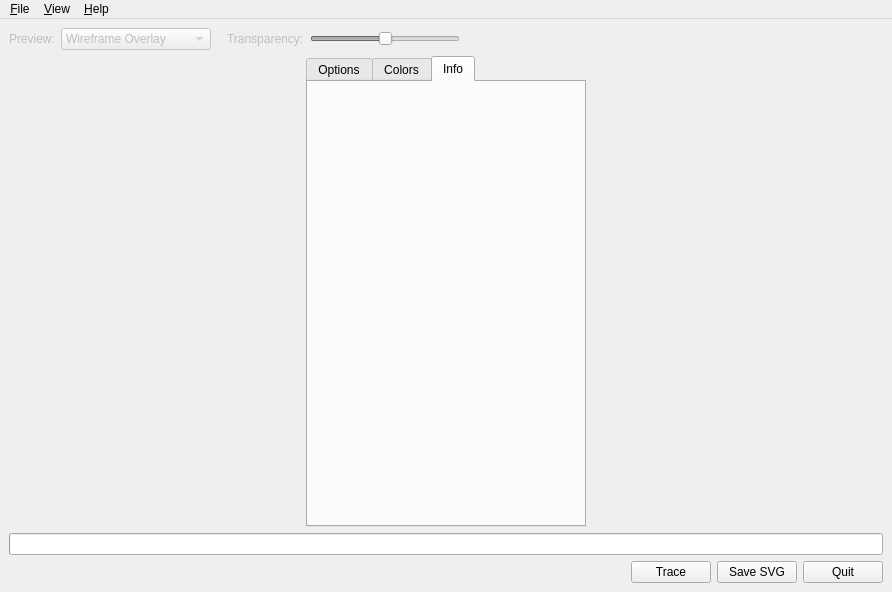
Old version of the form src/mainwindow.ui in the repository maxim-s-barabash/ZebraTrace.
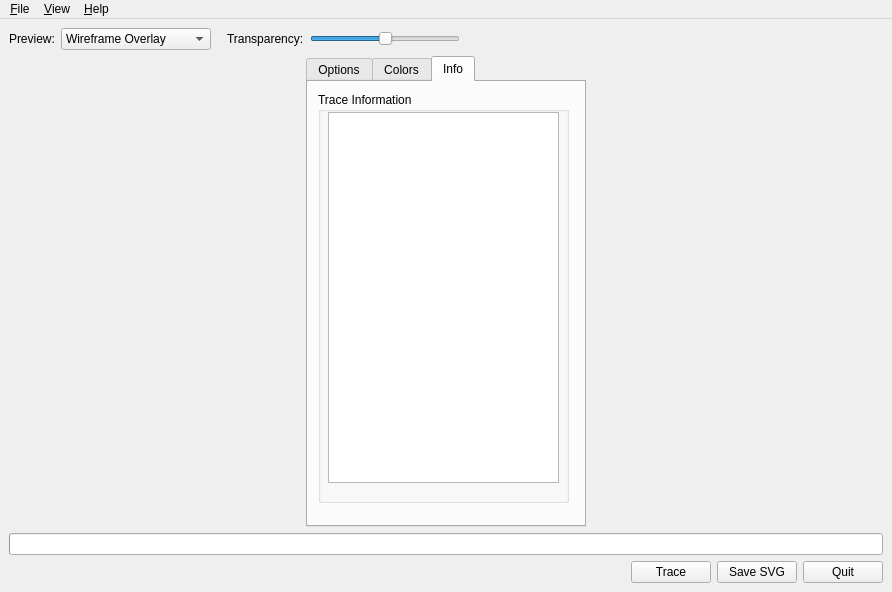
New version of the form. The open tabs and pages were chosen to show the change. Icons and pictures are not drawn.

Patch:
```diff
--- a/src/mainwindow.ui
+++ b/src/mainwindow.ui
@@ -25,7 +25,7 @@
     <item>
      <widget class="QFrame" name="frame_3">
       <property name="enabled">
-       <bool>false</bool>
+       <bool>true</bool>
       </property>
       <property name="frameShape">
        <enum>QFrame::NoFrame</enum>
@@ -445,11 +445,40 @@
         </widget>
         <widget class="QWidget" name="tabInfo">
          <property name="enabled">
-          <bool>false</bool>
+          <bool>true</bool>
          </property>
          <attribute name="title">
           <string>Info</string>
          </attribute>
+         <widget class="QGroupBox" name="groupBox">
+          <property name="geometry">
+           <rect>
+            <x>10</x>
+            <y>10</y>
+            <width>251</width>
+            <height>411</height>
+           </rect>
+          </property>
+          <property name="title">
+           <string>Trace Information</string>
+          </property>
+          <widget class="QPlainTextEdit" name="infoText">
+           <property name="geometry">
+            <rect>
+             <x>10</x>
+             <y>20</y>
+             <width>231</width>
+             <height>371</height>
+            </rect>
+           </property>
+           <property name="plainText">
+            <string/>
+           </property>
+           <property name="textInteractionFlags">
+            <set>Qt::TextSelectableByKeyboard|Qt::TextSelectableByMouse</set>
+           </property>
+          </widget>
+         </widget>
         </widget>
        </widget>
       </item>
```
Left out of the diff: 97 changed lines with no effect on the pictures.
